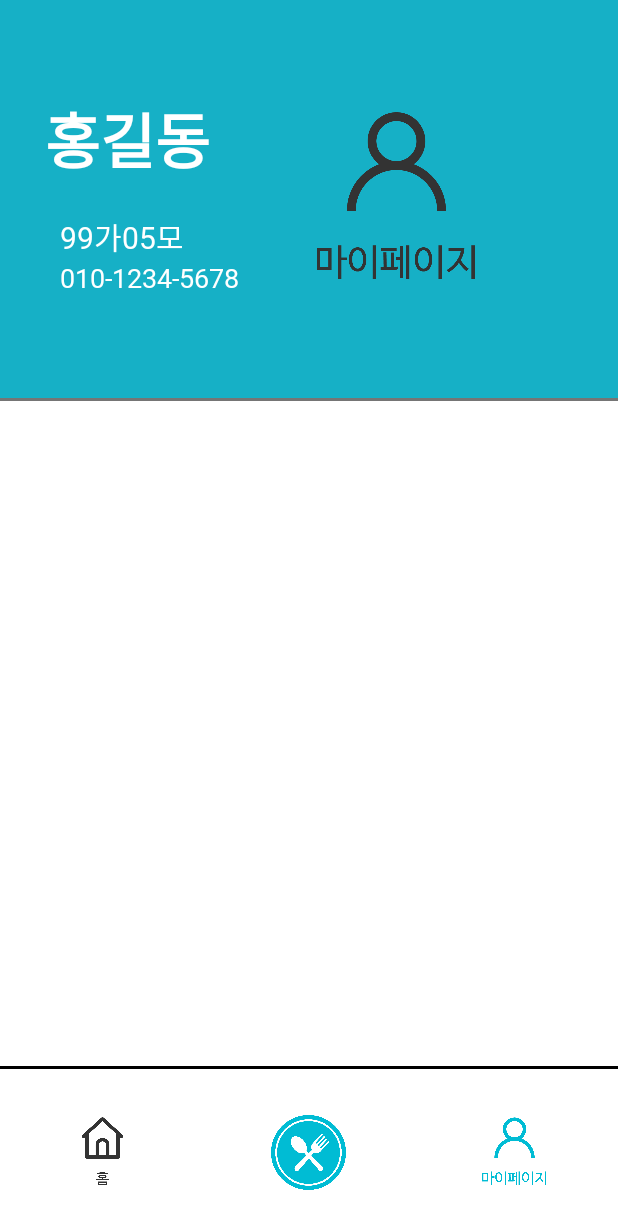
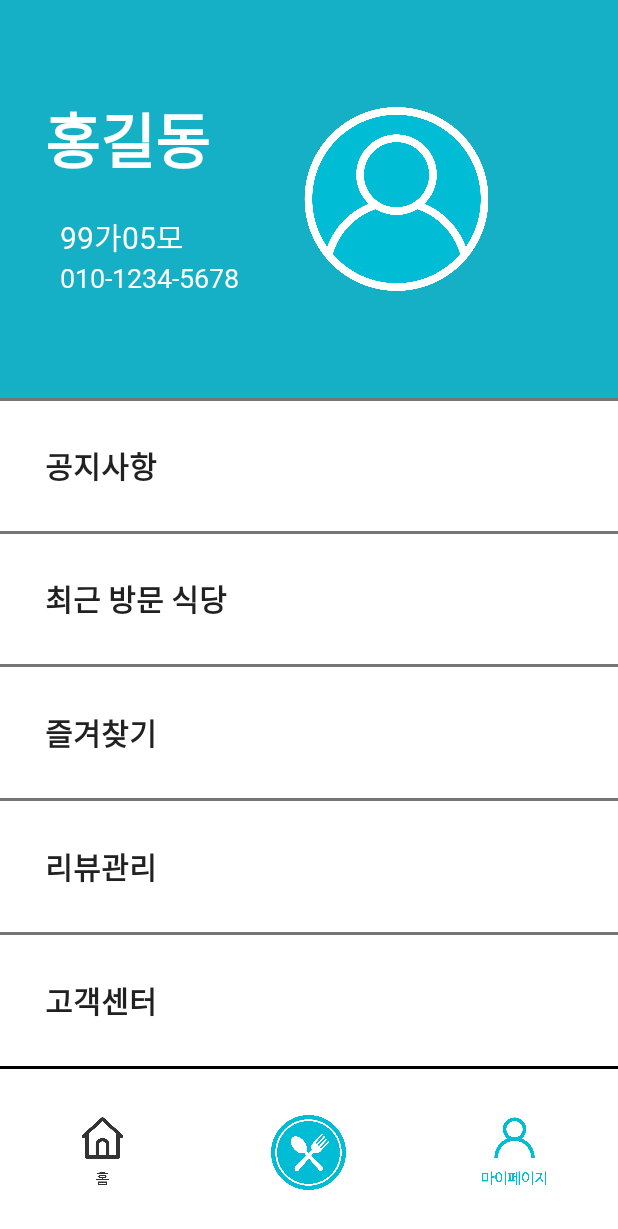
Before and after one commit to namyoungjun96/ThreeYoung, an Android app: the MainActivity screen opened directly, with no data from a screen before it, after a tap on an icon or button, on a phone screen of 412 x 824 dp. Shown: the top 1229 px of the screen. Run offline under Robolectric (Android 15) with nearby library versions, the phone set to English and light mode, and no system bars.

Commit message:
두번째 커밋 ( QR생성 완료 이름보냄 )

```diff
--- a/app/build.gradle
+++ b/app/build.gradle
@@ -4,11 +4,11 @@ plugins {
 
 android {
     compileSdkVersion 30
-    buildToolsVersion "30.0.3"
+    buildToolsVersion "28.0.3"
 
     defaultConfig {
         applicationId "com.example.foodqrapplication"
-        minSdkVersion 16
+        minSdkVersion 24
         targetSdkVersion 30
         versionCode 1
         versionName "1.0"
@@ -51,4 +51,7 @@ dependencies {
     testImplementation 'junit:junit:4.+'
     androidTestImplementation 'androidx.test.ext:junit:1.1.1'
     androidTestImplementation 'androidx.test.espresso:espresso-core:3.2.0'
+
+    implementation 'com.journeyapps:zxing-android-embedded:4.2.0'
+    implementation 'androidx.appcompat:appcompat:1.0.2'
 }
--- a/app/src/main/AndroidManifest.xml
+++ b/app/src/main/AndroidManifest.xml
@@ -19,6 +19,7 @@
         </activity>
         <activity android:name=".MyPageActivity" />
         <activity android:name=".MainActivity" />
+        <activity android:name=".CreateQR"></activity>
     </application>
 
 </manifest>
--- /dev/null
+++ b/app/src/main/java/com/example/foodqrapplication/CreateQR.java
@@ -0,0 +1,38 @@
+package com.example.foodqrapplication;
+
+import androidx.annotation.Nullable;
+import androidx.appcompat.app.AppCompatActivity;
+import android.graphics.Bitmap;
+import android.os.Bundle;
+import android.widget.EditText;
+import android.widget.ImageView;
+
+import com.google.zxing.BarcodeFormat;
+import com.google.zxing.MultiFormatWriter;
+import com.google.zxing.common.BitMatrix;
+import com.journeyapps.barcodescanner.BarcodeEncoder;
+
+public class CreateQR extends AppCompatActivity {
+
+    private ImageView iv;
+    String text;
+    @Override
+    protected void onCreate(@Nullable Bundle savedInstanceState) {
+        super.onCreate(savedInstanceState);
+
+        setContentView(R.layout.activity_create_qr);
+
+        iv = (ImageView)findViewById(R.id.qrcode);
+        text = getIntent().getExtras().getString("text");
+
+
+        MultiFormatWriter multiFormatWriter = new MultiFormatWriter();
+        try{
+            BitMatrix bitMatrix = multiFormatWriter.encode(text, BarcodeFormat.QR_CODE,200,200);
+            BarcodeEncoder barcodeEncoder = new BarcodeEncoder();
+            Bitmap bitmap = barcodeEncoder.createBitmap(bitMatrix);
+            iv.setImageBitmap(bitmap);
+        }catch (Exception e){}
+
+    }
+}
--- a/app/src/main/java/com/example/foodqrapplication/MainActivity.java
+++ b/app/src/main/java/com/example/foodqrapplication/MainActivity.java
@@ -8,15 +8,38 @@ import android.content.DialogInterface;
 import android.content.Intent;
 import android.os.Bundle;
 import android.view.View;
+import android.widget.Button;
+import android.widget.EditText;
 import android.widget.ImageButton;
 
 public class MainActivity extends AppCompatActivity {
-    private Activity activity;
+    private ImageButton createQRBtn;
+    private Button scanQRBtn;
+    public String editText="NamYoungJun";
+    public EditText editText3;
+    public String editText2="01028455161";
+    public EditText editText4;
+    public String text;
 
     @Override
     protected void onCreate(Bundle savedInstanceState) {
         super.onCreate(savedInstanceState);
         setContentView(R.layout.activity_main);
+
+        createQRBtn = (ImageButton) findViewById(R.id.createQR);
+        /*scanQRBtn = (Button) findViewById(R.id.scanQR);
+        editText = (EditText) findViewById(R.id.editText);
+        editText2 = (EditText) findViewById(R.id.editText2);*/
+
+
+        createQRBtn.setOnClickListener(v -> {
+            text =editText/*.getText().toString() + " Phone :" + editText2*/;
+            Intent intent = new Intent(MainActivity.this, CreateQR.class);
+
+            intent.putExtra("text",text);
+
+            startActivity(intent);
+        });
 
         ImageButton back = findViewById(R.id.back_btn);
         back.setOnClickListener(v -> onBackPressed());
--- /dev/null
+++ b/app/src/main/res/layout/activity_create_qr.xml
@@ -0,0 +1,15 @@
+<?xml version="1.0" encoding="utf-8"?>
+<RelativeLayout xmlns:android="http://schemas.android.com/apk/res/android"
+    xmlns:tools="http://schemas.android.com/tools"
+    android:layout_width="match_parent" android:layout_height="match_parent"
+    tools:context=".CreateQR"
+    android:orientation="vertical">
+
+    <ImageView
+        android:layout_width="match_parent"
+        android:layout_height="match_parent"
+        android:id="@+id/qrcode"
+        android:layout_centerVertical="true"
+        android:layout_centerHorizontal="true"/>
+
+</RelativeLayout>
--- a/app/src/main/res/layout/activity_main.xml
+++ b/app/src/main/res/layout/activity_main.xml
@@ -94,7 +94,7 @@
             android:layout_weight="1"
             android:gravity="center">
             <ImageButton
-                android:id="@+id/qr_btn"
+                android:id="@+id/createQR"
                 android:layout_width="50dp"
                 android:layout_height="50dp"
                 android:src="@mipmap/qr_btn"
--- a/app/src/main/res/layout/activity_my_page.xml
+++ b/app/src/main/res/layout/activity_my_page.xml
@@ -73,7 +73,7 @@
                     android:layout_height="wrap_content"
                     android:adjustViewBounds="true"
                     android:scaleType="fitCenter"
-                    android:src="@mipmap/mypage_btn"
+                    android:src="@mipmap/mypage_icon"
                     android:layout_gravity="center"/>
             </LinearLayout>
             <LinearLayout
@@ -91,7 +91,113 @@
     <LinearLayout
         android:layout_width="match_parent"
         android:layout_height="0dp"
-        android:layout_weight="1">
+        android:layout_weight="1"
+        android:orientation="vertical">
+
+        <LinearLayout
+            android:layout_width="match_parent"
+            android:layout_height="0dp"
+            android:layout_weight="1"
+            android:paddingLeft="30dp">
+
+            <Button
+                android:id="@+id/notice_btn"
+                android:layout_width="match_parent"
+                android:layout_height="match_parent"
+                android:fontFamily="@font/nanumbarungothic"
+                android:textStyle="bold"
+                android:textSize="20dp"
+                android:text="공지사항"
+                android:gravity="center|left"
+                android:background="@color/white"/>
+        </LinearLayout>
+        <View
+            android:layout_width="match_parent"
+            android:layout_height="2dp"
+            android:background="@color/mainColor"/>
+        <LinearLayout
+            android:layout_width="match_parent"
+            android:layout_height="0dp"
+            android:layout_weight="1"
+            android:paddingLeft="30dp">
+
+            <Button
+                android:id="@+id/reserve_btn"
+                android:layout_width="match_parent"
+                android:layout_height="match_parent"
+                android:fontFamily="@font/nanumbarungothic"
+                android:textStyle="bold"
+                android:textSize="20dp"
+                android:text="최근 방문 식당"
+                android:gravity="center|left"
+                android:background="@color/white"/>
+        </LinearLayout>
+        <View
+            android:layout_width="match_parent"
+            android:layout_height="2dp"
+            android:background="@color/mainColor"/>
+        <LinearLayout
+            android:layout_width="match_parent"
+            android:layout_height="0dp"
+            android:layout_weight="1"
+            android:gravity="center"
+            android:paddingLeft="30dp">
+
+            <Button
+                android:id="@+id/lately_btn"
+                android:layout_width="match_parent"
+                android:layout_height="match_parent"
+                android:fontFamily="@font/nanumbarungothic"
+                android:textStyle="bold"
+                android:textSize="20dp"
+                android:text="즐겨찾기"
+                android:gravity="center|left"
+                android:background="@color/white"/>
+        </LinearLayout>
+        <View
+            android:layout_width="match_parent"
+            android:layout_height="2dp"
+            android:background="@color/mainColor"/>
+        <LinearLayout
+            android:layout_width="match_parent"
+            android:layout_height="0dp"
+            android:layout_weight="1"
+            android:gravity="center"
+            android:paddingLeft="30dp">
+
+            <Button
+                android:id="@+id/favorite_btn"
+                android:layout_width="match_parent"
+                android:layout_height="match_parent"
+                android:fontFamily="@font/nanumbarungothic"
+                android:textStyle="bold"
+                android:textSize="20dp"
+                android:text="리뷰관리"
+                android:gravity="center|left"
+                android:background="@color/white"/>
+        </LinearLayout>
+        <View
+            android:layout_width="match_parent"
+            android:layout_height="2dp"
+            android:background="@color/mainColor"/>
+        <LinearLayout
+            android:layout_width="match_parent"
+            android:layout_height="0dp"
+            android:layout_weight="1"
+            android:gravity="center"
+            android:paddingLeft="30dp">
+
+            <Button
+                android:id="@+id/push_btn"
+                android:layout_width="match_parent"
+                android:layout_height="match_parent"
+                android:fontFamily="@font/nanumbarungothic"
+                android:textStyle="bold"
+                android:textSize="20dp"
+                android:text="고객센터"
+                android:gravity="center|left"
+                android:background="@color/white"/>
+        </LinearLayout>
     </LinearLayout>
     <View
         android:layout_width="match_parent"
```
Also changed, not shown: app/src/main/res/mipmap-hdpi/mypage_icon.png (added), app/src/main/res/mypage_icon/KakaoTalk_20210602_011939629.png (added).
